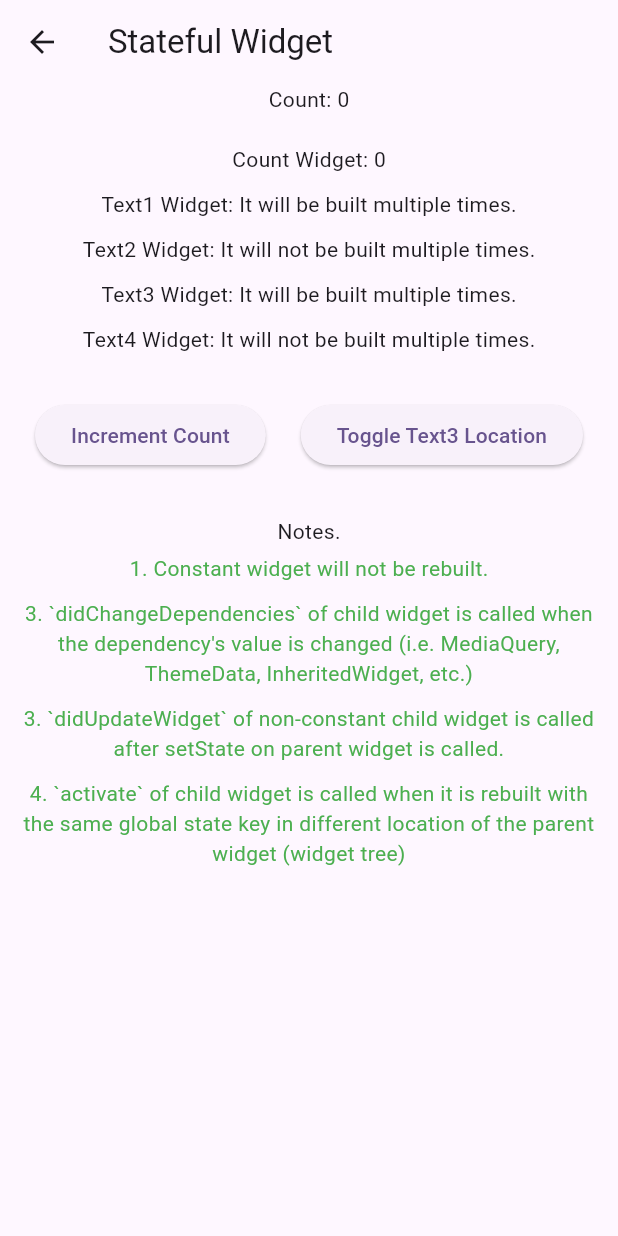
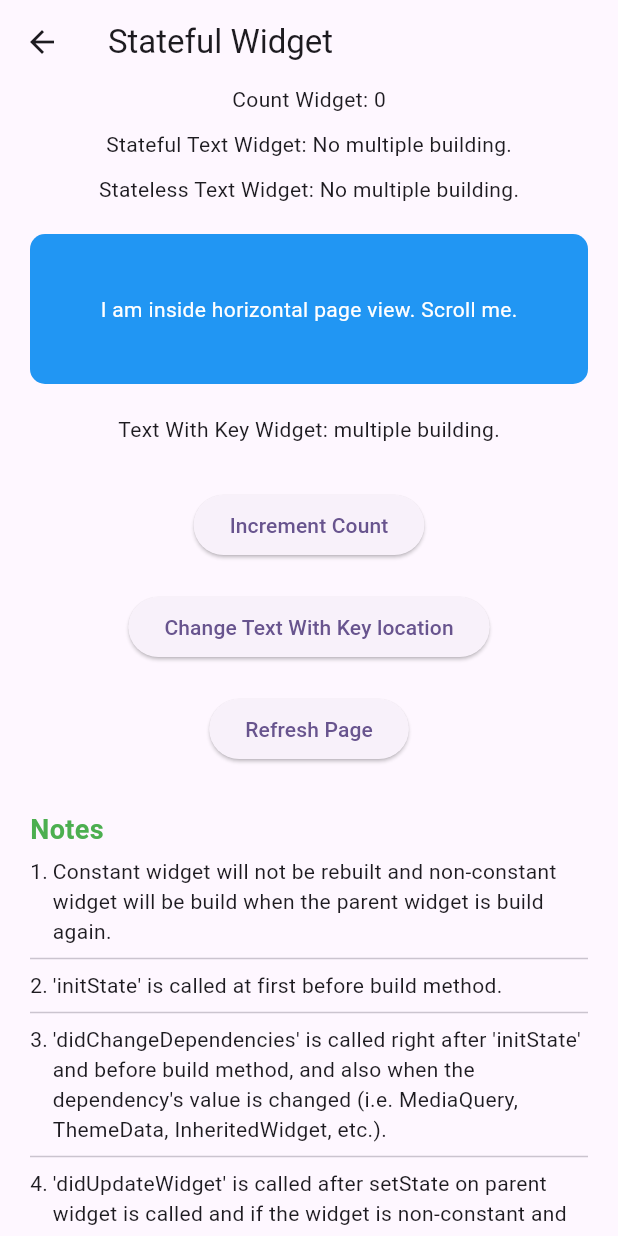
Before and after one commit to gaurishankar007/Flutter-State-Management, a Flutter app: the screen it shows after launch, after a tap on "Stateful Widget Life Cycle", on a phone screen of 412 x 824 dp. Run offline on Flutter 3.47's test engine with Material 3 defaults, Android fonts, the phone set to English and light mode, and no system bars; our stand-ins replace flutter_bloc, flutter_hooks, flutter_riverpod, go_router, rxdart.

Commit message:
feat: stateful widget life cycle changed with improved example

```diff
--- /dev/null
+++ b/lib/stateful_widget/blue_container.dart
@@ -0,0 +1,35 @@
+import 'dart:developer';
+
+import 'package:flutter/material.dart';
+
+class BlueContainer extends StatefulWidget {
+  const BlueContainer({super.key});
+
+  @override
+  State<BlueContainer> createState() => _BlueContainerState();
+}
+
+class _BlueContainerState extends State<BlueContainer> {
+  @override
+  void deactivate() {
+    super.deactivate();
+    log("Blue Container deactivated");
+  }
+
+  @override
+  Widget build(BuildContext context) {
+    log("Blue Container Widget Build");
+    return Container(
+      width: double.maxFinite,
+      decoration: BoxDecoration(
+        color: Colors.blue,
+        borderRadius: BorderRadius.circular(10),
+      ),
+      alignment: Alignment.center,
+      child: const Text(
+        "I am inside horizontal page view. Scroll me.",
+        style: TextStyle(color: Colors.white),
+      ),
+    );
+  }
+}
--- a/lib/stateful_widget/count.dart
+++ b/lib/stateful_widget/count.dart
@@ -1,4 +1,3 @@
-
 import 'dart:developer';
 
 import 'package:flutter/material.dart';
@@ -12,18 +11,28 @@ class Count extends StatefulWidget {
 }
 
 class _CountState extends State<Count> {
+  int count = 0;
+
+  @override
+  void initState() {
+    super.initState();
+    count = widget.count;
+  }
+
   @override
   void didUpdateWidget(covariant Count oldWidget) {
+    log("didUpdateWidget on Count Widget.");
     if (oldWidget.count != widget.count) {
-      log("didUpdateWidget on Count due to count change.");
+      log("New count value assigned.");
+      setState(() => count = widget.count);
     }
     super.didUpdateWidget(oldWidget);
   }
 
   @override
   Widget build(BuildContext context) {
-    log("Count Rebuilt");
+    log("Count Widget Build");
 
-    return Text("Count Widget: ${widget.count.toString()}");
+    return Text("Count Widget: $count");
   }
 }
--- /dev/null
+++ b/lib/stateful_widget/green_container.dart
@@ -0,0 +1,35 @@
+import 'dart:developer';
+
+import 'package:flutter/material.dart';
+
+class GreenContainer extends StatefulWidget {
+  const GreenContainer({super.key});
+
+  @override
+  State<GreenContainer> createState() => _GreenContainerState();
+}
+
+class _GreenContainerState extends State<GreenContainer> {
+  @override
+  void deactivate() {
+    super.deactivate();
+    log("Green Container deactivated");
+  }
+
+  @override
+  Widget build(BuildContext context) {
+    log("Green Container Widget Build");
+    return Container(
+      width: double.maxFinite,
+      decoration: BoxDecoration(
+        color: Colors.green,
+        borderRadius: BorderRadius.circular(10),
+      ),
+      alignment: Alignment.center,
+      child: const Text(
+        "I am inside horizontal page view. Scroll me.",
+        style: TextStyle(color: Colors.white),
+      ),
+    );
+  }
+}
--- /dev/null
+++ b/lib/stateful_widget/stateful_text.dart
@@ -0,0 +1,25 @@
+import 'dart:developer';
+
+import 'package:flutter/material.dart';
+
+class StatefulText extends StatefulWidget {
+  final String text2Title;
+  const StatefulText({super.key, required this.text2Title});
+
+  @override
+  State<StatefulText> createState() => _StatefulTextState();
+}
+
+class _StatefulTextState extends State<StatefulText> {
+  @override
+  void didUpdateWidget(covariant StatefulText oldWidget) {
+    log("didUpdateWidget on Stateful Widget.");
+    super.didUpdateWidget(oldWidget);
+  }
+
+  @override
+  Widget build(BuildContext context) {
+    log("Stateful Text Widget Build");
+    return Text("Stateful Text Widget: ${widget.text2Title}");
+  }
+}
--- a/lib/stateful_widget/stateful_widget_life_cycle.dart
+++ b/lib/stateful_widget/stateful_widget_life_cycle.dart
@@ -2,29 +2,30 @@ import 'dart:developer';
 
 import 'package:flutter/material.dart';
 
+import 'blue_container.dart';
 import 'count.dart';
-import 'text1.dart';
-import 'text2.dart';
-import 'text3.dart';
-import 'text4.dart';
+import 'green_container.dart';
+import 'stateful_text.dart';
+import 'stateless_text.dart';
+import 'text_with_key.dart';
 
 class StatefulWidgetLifeCycle extends StatefulWidget {
   final String title;
   const StatefulWidgetLifeCycle({super.key, required this.title});
 
   @override
-  State<StatefulWidgetLifeCycle> createState() => _StatefulWidgetLifeCycleState();
+  State<StatefulWidgetLifeCycle> createState() =>
+      _StatefulWidgetLifeCycleState();
 }
 
 class _StatefulWidgetLifeCycleState extends State<StatefulWidgetLifeCycle> {
-  int count = 0;
-  String title = "Text1 Widget: It will be built multiple times.";
-  bool swapText3 = true;
+  final countNotifier = ValueNotifier<int>(0);
+  final swapNotifier = ValueNotifier<bool>(false);
 
   /// GlobalKey to access the state of Text3 widget.
   /// This is used to demonstrate the lifecycle of Text3 widget.
   /// Using UniqueKey will not work as the activate will not be called.
-  GlobalKey<Text3State> text3Key = GlobalKey<Text3State>();
+  GlobalKey<TextWithKeyState> text3Key = GlobalKey<TextWithKeyState>();
 
   @override
   void initState() {
@@ -39,12 +40,6 @@ class _StatefulWidgetLifeCycleState extends State<StatefulWidgetLifeCycle> {
   }
 
   @override
-  void deactivate() {
-    log("Main Page deactivate");
-    super.deactivate();
-  }
-
-  @override
   void dispose() {
     log("Main Page dispose");
     super.dispose();
@@ -52,99 +47,127 @@ class _StatefulWidgetLifeCycleState extends State<StatefulWidgetLifeCycle> {
 
   @override
   Widget build(BuildContext context) {
+    /// Build method will be called whenever the media query data is changed.
     MediaQuery.of(context);
-    log("Main Page Rebuilt");
+    log("Main Page Build");
 
     return Scaffold(
-      appBar: AppBar(title: Text(widget.title)),
+      appBar: AppBar(
+        title: Text(widget.title),
+      ),
       body: SafeArea(
+        child: SingleChildScrollView(
+          padding: const EdgeInsets.symmetric(horizontal: 20),
           child: Column(
             children: [
-            Text("Count: ${count.toString()}"),
-            const SizedBox(height: 20, width: double.maxFinite),
-
               // ----------- Separate Widgets -----------
-            Count(count: count),
+              ValueListenableBuilder(
+                valueListenable: countNotifier,
+                builder: (context, count, child) {
+                  return Count(count: count);
+                },
+              ),
               const SizedBox(height: 10),
-            Text1(title: title),
+              const StatefulText(text2Title: "No multiple building."),
               const SizedBox(height: 10),
-            const Text2(text2Title: "Text2 Widget: It will not be built multiple times."),
-            const SizedBox(height: 10),
+              const StatelessText(),
+              const SizedBox(height: 20),
+              SizedBox(
+                height: 100,
+                child: PageView(
+                  scrollDirection: Axis.horizontal,
+                  children: const [
+                    BlueContainer(),
+                    GreenContainer(),
+                  ],
+                ),
+              ),
+              const SizedBox(height: 20),
               // Changing location of Text3 widget in the widget tree.
               // It will is be deactivated at first and then activated
               // when it is built again because of the global state key.
               // If it was not rebuilt with the same global state key,
               // then dispose will be called instead of activate.
-            swapText3
-                ? Text3(key: text3Key)
-                : Container(
-                    padding: const EdgeInsets.symmetric(horizontal: 10, vertical: 5),
+              ValueListenableBuilder(
+                valueListenable: swapNotifier,
+                builder: (context, swap, child) {
+                  if (!swap) return TextWithKey(key: text3Key);
+                  return Container(
+                    padding: const EdgeInsets.symmetric(
+                      horizontal: 10,
+                      vertical: 5,
+                    ),
                     decoration: BoxDecoration(
                       color: Colors.deepPurple,
                       borderRadius: BorderRadius.circular(5),
                     ),
-                    child: Text3(key: text3Key),
+                    child: TextWithKey(key: text3Key),
+                  );
+                },
               ),
-            const SizedBox(height: 10),
-            const Text4(),
+
               // ----------- End of Separate Widgets -----------
 
-            const SizedBox(height: 30),
-            Row(
-              mainAxisAlignment: MainAxisAlignment.spaceEvenly,
-              children: [
+              const SizedBox(height: 30, width: double.maxFinite),
               ElevatedButton(
-                  onPressed: () => setState(() => count++),
+                onPressed: () => countNotifier.value++,
                 child: const Text("Increment Count"),
               ),
+              const SizedBox(height: 20),
               ElevatedButton(
-                  onPressed: () => setState(() => swapText3 = !swapText3),
-                  child: const Text("Toggle Text3 Location"),
+                onPressed: () => swapNotifier.value = !swapNotifier.value,
+                child: const Text("Change Text With Key location"),
+              ),
+              const SizedBox(height: 20),
+              ElevatedButton(
+                onPressed: () => setState(() {}),
+                child: const Text("Refresh Page"),
+              ),
+              const SizedBox(height: 30, width: double.maxFinite),
+              const Align(
+                alignment: Alignment.centerLeft,
+                child: Text(
+                  "Notes",
+                  style: TextStyle(
+                    color: Colors.green,
+                    fontSize: 18,
+                    fontWeight: FontWeight.bold,
+                  ),
+                ),
+              ),
+              const SizedBox(height: 5),
+              ListView.separated(
+                physics: const NeverScrollableScrollPhysics(),
+                shrinkWrap: true,
+                itemCount: notes.length,
+                separatorBuilder: (context, index) => const Divider(),
+                itemBuilder: (context, index) {
+                  return Row(
+                    crossAxisAlignment: CrossAxisAlignment.start,
+                    children: [
+                      Text("${index + 1}."),
+                      const SizedBox(width: 3),
+                      Flexible(
+                        child: Text(notes[index]),
+                      ),
+                    ],
+                  );
+                },
               ),
             ],
           ),
-            const SizedBox(height: 30),
-            const Padding(
-              padding: EdgeInsets.symmetric(horizontal: 15),
-              child: Column(
-                mainAxisSize: MainAxisSize.min,
-                mainAxisAlignment: MainAxisAlignment.center,
-                children: [
-                  Text("Notes."),
-                  SizedBox(height: 5),
-                  Text(
-                    "1. Constant widget will not be rebuilt.",
-                    style: TextStyle(color: Colors.green),
-                  ),
-                  SizedBox(height: 10),
-                  Text(
-                    "3. `didChangeDependencies` of child widget is called "
-                    "when the dependency's value is changed "
-                    "(i.e. MediaQuery, ThemeData, InheritedWidget, etc.)",
-                    textAlign: TextAlign.center,
-                    style: TextStyle(color: Colors.green),
-                  ),
-                  SizedBox(height: 10),
-                  Text(
-                    "3. `didUpdateWidget` of non-constant child widget is called "
-                    "after setState on parent widget is called.",
-                    textAlign: TextAlign.center,
-                    style: TextStyle(color: Colors.green),
-                  ),
-                  SizedBox(height: 10),
-                  Text(
-                    "4. `activate` of child widget is called "
-                    "when it is rebuilt with the same global state key "
-                    "in different location of the parent widget (widget tree) ",
-                    textAlign: TextAlign.center,
-                    style: TextStyle(color: Colors.green),
-                  ),
-                ],
-              ),
-            )
-          ],
         ),
       ),
     );
   }
+
+  List<String> get notes => [
+        "Constant widget will not be rebuilt and non-constant widget will be build when the parent widget is build again.",
+        "'initState' is called at first before build method.",
+        "'didChangeDependencies' is called right after 'initState' and before build method, and also when the dependency's value is changed (i.e. MediaQuery, ThemeData, InheritedWidget, etc.).",
+        "'didUpdateWidget' is called after setState on parent widget is called and if the widget is non-constant and at least, a value is assigned to the child widget.",
+        "'deactivate' is called if a widget is in the widget tree but not rendered in the screen.",
+        "'activate' is called when it is rebuilt with the same global state key in different location of the parent widget (widget tree).",
+        "'dispose' is called if a widget is removed from the widget tree.",
+      ];
 }
--- /dev/null
+++ b/lib/stateful_widget/stateless_text.dart
@@ -0,0 +1,14 @@
+import 'dart:developer';
+
+import 'package:flutter/material.dart';
+
+class StatelessText extends StatelessWidget {
+  const StatelessText({super.key});
+
+  @override
+  Widget build(BuildContext context) {
+    log("Stateless Text Widget Build");
+
+    return const Text("Stateless Text Widget: No multiple building.");
+  }
+}
--- a/lib/stateful_widget/text1.dart
+++ /dev/null
@@ -1,27 +0,0 @@
-
-import 'dart:developer';
-
-import 'package:flutter/material.dart';
-
-class Text1 extends StatefulWidget {
-  final String title;
-  const Text1({super.key, required this.title});
-
-  @override
-  State<Text1> createState() => _Text1State();
-}
-
-class _Text1State extends State<Text1> {
-  @override
-  void didUpdateWidget(covariant Text1 oldWidget) {
-    log("didUpdateWidget on Text1 deu to reassign of title.");
-    super.didUpdateWidget(oldWidget);
-  }
-
-  @override
-  Widget build(BuildContext context) {
-    log("Text1 Rebuilt");
-
-    return Text(widget.title);
-  }
-}
--- a/lib/stateful_widget/text2.dart
+++ /dev/null
@@ -1,27 +0,0 @@
-
-import 'dart:developer';
-
-import 'package:flutter/material.dart';
-
-class Text2 extends StatefulWidget {
-  final String text2Title;
-  const Text2({super.key, required this.text2Title});
-
-  @override
-  State<Text2> createState() => _Text2State();
-}
-
-class _Text2State extends State<Text2> {
-  @override
-  void didUpdateWidget(covariant Text2 oldWidget) {
-    log("didUpdateWidget on Text2.");
-    super.didUpdateWidget(oldWidget);
-  }
-
-  @override
-  Widget build(BuildContext context) {
-    log("Text2 Rebuilt");
-
-    return Text(widget.text2Title);
-  }
-}
--- a/lib/stateful_widget/text3.dart
+++ /dev/null
@@ -1,45 +0,0 @@
-
-
-import 'dart:developer';
-
-import 'package:flutter/material.dart';
-
-class Text3 extends StatefulWidget {
-  const Text3({super.key});
-
-  @override
-  State<Text3> createState() => Text3State();
-}
-
-class Text3State extends State<Text3> {
-  @override
-  void didUpdateWidget(covariant Text3 oldWidget) {
-    log("didUpdateWidget on Text3.");
-    super.didUpdateWidget(oldWidget);
-  }
-
-  @override
-  void deactivate() {
-    log('Text3 deactivated');
-    super.deactivate();
-  }
-
-  @override
-  void activate() {
-    super.activate();
-    log('Text3 activated');
-  }
-
-  @override
-  void dispose() {
-    log('Text3 disposed');
-    super.dispose();
-  }
-
-  @override
-  Widget build(BuildContext context) {
-    log("Text3 Rebuilt");
-
-    return const Text("Text3 Widget: It will be built multiple times.");
-  }
-}
--- a/lib/stateful_widget/text4.dart
+++ /dev/null
@@ -1,14 +0,0 @@
-import 'dart:developer';
-
-import 'package:flutter/material.dart';
-
-class Text4 extends StatelessWidget {
-  const Text4({super.key});
-
-  @override
-  Widget build(BuildContext context) {
-    log("Text4 Rebuilt");
-
-    return const Text("Text4 Widget: It will not be built multiple times.");
-  }
-}
--- /dev/null
+++ b/lib/stateful_widget/text_with_key.dart
@@ -0,0 +1,37 @@
+import 'dart:developer';
+
+import 'package:flutter/material.dart';
+
+class TextWithKey extends StatefulWidget {
+  const TextWithKey({super.key});
+
+  @override
+  State<TextWithKey> createState() => TextWithKeyState();
+}
+
+class TextWithKeyState extends State<TextWithKey> {
+  @override
+  void didUpdateWidget(covariant TextWithKey oldWidget) {
+    log('didUpdateWidget on Text with key Widget');
+    super.didUpdateWidget(oldWidget);
+  }
+
+  @override
+  void deactivate() {
+    log('Text with key Widget deactivated');
+    super.deactivate();
+  }
+
+  @override
+  void activate() {
+    super.activate();
+    log('Text with key Widget activated');
+  }
+
+  @override
+  Widget build(BuildContext context) {
+    log("Text with key Widget Build");
+
+    return const Text("Text With Key Widget: multiple building.");
+  }
+}
```
Lines whose indentation alone changed are shown as unchanged.
